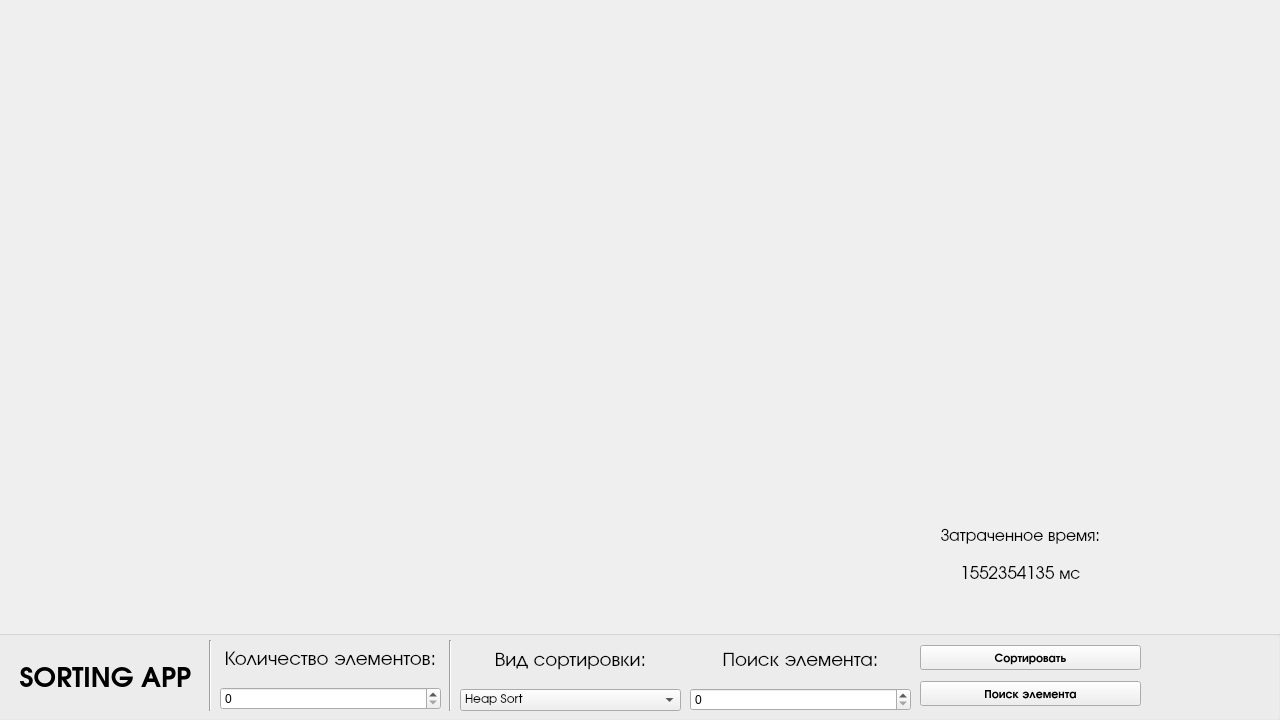
The window that LabWork_4/Task_1/mainwindow.ui (Max2772/FoA-P-2-Semester-) describes before a commit, drawn with Qt 5.
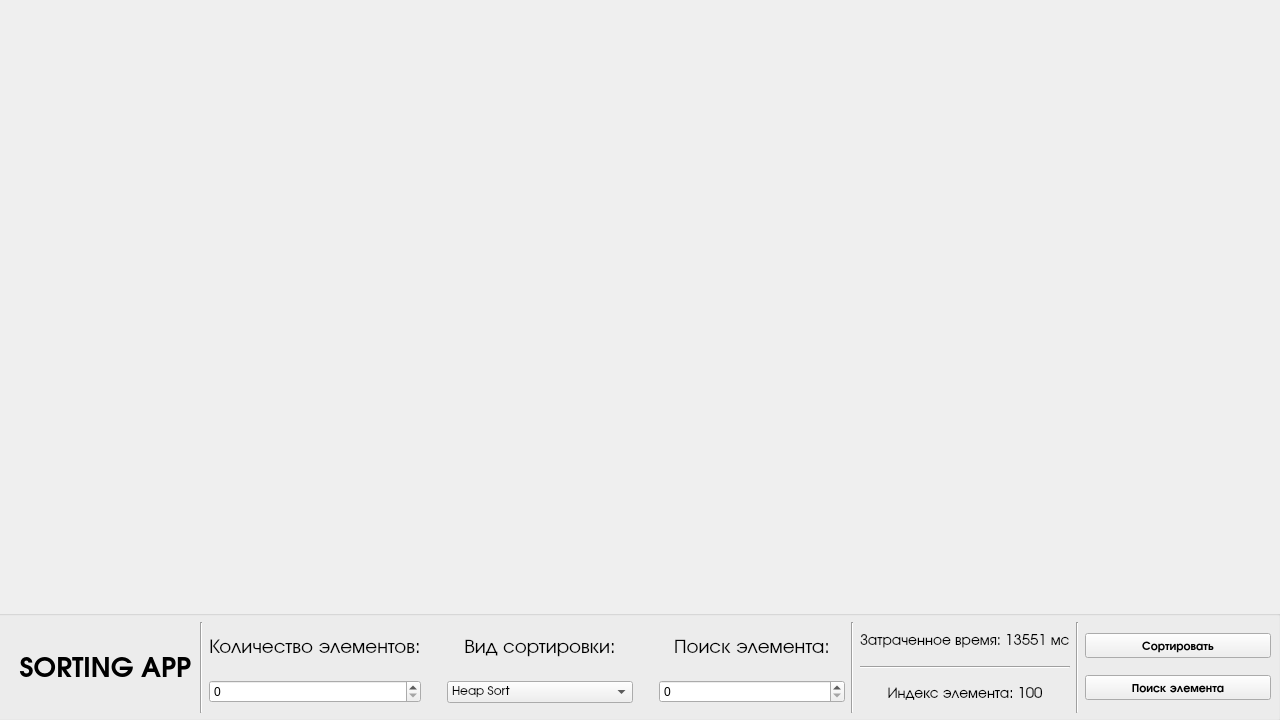
The same window after the commit. Icons and pictures are not drawn.

Commit message: Partyly finished UI for 4/1

```diff
--- a/LabWork_4/Task_1/mainwindow.ui
+++ b/LabWork_4/Task_1/mainwindow.ui
@@ -34,9 +34,9 @@
     <property name="geometry">
      <rect>
       <x>-10</x>
-      <y>630</y>
+      <y>610</y>
       <width>1291</width>
-      <height>91</height>
+      <height>111</height>
      </rect>
     </property>
     <property name="title">
@@ -46,7 +46,7 @@
      <property name="geometry">
       <rect>
        <x>15</x>
-       <y>20</y>
+       <y>30</y>
        <width>201</width>
        <height>51</height>
       </rect>
@@ -74,29 +74,28 @@
       <set>Qt::AlignCenter</set>
      </property>
     </widget>
-    <widget class="Line" name="line">
+    <widget class="QWidget" name="horizontalLayoutWidget">
      <property name="geometry">
       <rect>
        <x>210</x>
-       <y>10</y>
-       <width>20</width>
-       <height>71</height>
+       <y>12</y>
+       <width>1071</width>
+       <height>91</height>
       </rect>
      </property>
+     <layout class="QHBoxLayout" name="horizontalLayout">
+      <item>
+       <widget class="Line" name="line">
      <property name="orientation">
       <enum>Qt::Vertical</enum>
      </property>
     </widget>
-    <widget class="QWidget" name="verticalLayoutWidget">
-     <property name="geometry">
-      <rect>
-       <x>230</x>
-       <y>9</y>
-       <width>221</width>
-       <height>71</height>
-      </rect>
-     </property>
+      </item>
+      <item>
      <layout class="QVBoxLayout" name="verticalLayout">
+        <property name="bottomMargin">
+         <number>10</number>
+        </property>
       <item>
        <widget class="QLabel" name="label_2">
         <property name="font">
@@ -124,20 +123,31 @@
        </widget>
       </item>
       <item>
-       <widget class="QSpinBox" name="spinBox"/>
-      </item>
-     </layout>
-    </widget>
-    <widget class="QWidget" name="verticalLayoutWidget_2">
-     <property name="geometry">
-      <rect>
-       <x>470</x>
-       <y>10</y>
-       <width>221</width>
-       <height>71</height>
-      </rect>
-     </property>
+         <widget class="QSpinBox" name="spinBoxAmount"/>
+        </item>
+       </layout>
+      </item>
+      <item>
+       <spacer name="horizontalSpacer">
+        <property name="orientation">
+         <enum>Qt::Horizontal</enum>
+        </property>
+        <property name="sizeType">
+         <enum>QSizePolicy::Fixed</enum>
+        </property>
+        <property name="sizeHint" stdset="0">
+         <size>
+          <width>20</width>
+          <height>0</height>
+         </size>
+        </property>
+       </spacer>
+      </item>
+      <item>
      <layout class="QVBoxLayout" name="verticalLayout_2">
+        <property name="bottomMargin">
+         <number>10</number>
+        </property>
       <item>
        <widget class="QLabel" name="label_3">
         <property name="font">
@@ -191,30 +201,28 @@
        </widget>
       </item>
      </layout>
-    </widget>
-    <widget class="Line" name="line_2">
-     <property name="geometry">
-      <rect>
-       <x>450</x>
-       <y>10</y>
-       <width>20</width>
-       <height>71</height>
-      </rect>
-     </property>
+      </item>
+      <item>
+       <spacer name="horizontalSpacer_2">
      <property name="orientation">
-      <enum>Qt::Vertical</enum>
-     </property>
-    </widget>
-    <widget class="QWidget" name="verticalLayoutWidget_3">
-     <property name="geometry">
-      <rect>
-       <x>700</x>
-       <y>10</y>
-       <width>221</width>
-       <height>71</height>
-      </rect>
-     </property>
+         <enum>Qt::Horizontal</enum>
+        </property>
+        <property name="sizeType">
+         <enum>QSizePolicy::Fixed</enum>
+        </property>
+        <property name="sizeHint" stdset="0">
+         <size>
+          <width>20</width>
+          <height>0</height>
+         </size>
+        </property>
+       </spacer>
+      </item>
+      <item>
      <layout class="QVBoxLayout" name="verticalLayout_3">
+        <property name="bottomMargin">
+         <number>10</number>
+        </property>
       <item>
        <widget class="QLabel" name="label_4">
         <property name="font">
@@ -242,19 +250,89 @@
        </widget>
       </item>
       <item>
-       <widget class="QSpinBox" name="spinBox_2"/>
-      </item>
-     </layout>
-    </widget>
-    <widget class="QWidget" name="verticalLayoutWidget_4">
-     <property name="geometry">
-      <rect>
-       <x>930</x>
-       <y>10</y>
-       <width>221</width>
-       <height>71</height>
-      </rect>
-     </property>
+         <widget class="QSpinBox" name="spinBoxSearchElement"/>
+        </item>
+       </layout>
+      </item>
+      <item>
+       <widget class="Line" name="line_4">
+        <property name="orientation">
+         <enum>Qt::Vertical</enum>
+        </property>
+       </widget>
+      </item>
+      <item>
+       <layout class="QVBoxLayout" name="verticalLayout_5">
+        <item>
+         <widget class="QLabel" name="labelWastedTime">
+          <property name="font">
+           <font>
+            <family>URW Gothic</family>
+            <pointsize>11</pointsize>
+            <italic>false</italic>
+            <bold>false</bold>
+           </font>
+          </property>
+          <property name="frameShadow">
+           <enum>QFrame::Plain</enum>
+          </property>
+          <property name="lineWidth">
+           <number>5</number>
+          </property>
+          <property name="midLineWidth">
+           <number>0</number>
+          </property>
+          <property name="text">
+           <string>Затраченное время: 13551 мс</string>
+          </property>
+          <property name="alignment">
+           <set>Qt::AlignCenter</set>
+          </property>
+         </widget>
+        </item>
+        <item>
+         <widget class="Line" name="line_5">
+          <property name="orientation">
+           <enum>Qt::Horizontal</enum>
+          </property>
+         </widget>
+        </item>
+        <item>
+         <widget class="QLabel" name="labelIndexOfElement">
+          <property name="font">
+           <font>
+            <family>URW Gothic</family>
+            <pointsize>11</pointsize>
+            <bold>false</bold>
+           </font>
+          </property>
+          <property name="frameShadow">
+           <enum>QFrame::Plain</enum>
+          </property>
+          <property name="lineWidth">
+           <number>5</number>
+          </property>
+          <property name="midLineWidth">
+           <number>0</number>
+          </property>
+          <property name="text">
+           <string>Индекс элемента: 100</string>
+          </property>
+          <property name="alignment">
+           <set>Qt::AlignCenter</set>
+          </property>
+         </widget>
+        </item>
+       </layout>
+      </item>
+      <item>
+       <widget class="Line" name="line_6">
+        <property name="orientation">
+         <enum>Qt::Vertical</enum>
+        </property>
+       </widget>
+      </item>
+      <item>
      <layout class="QVBoxLayout" name="verticalLayout_4">
       <item>
        <widget class="QPushButton" name="pushButton">
@@ -283,82 +361,9 @@
        </widget>
       </item>
      </layout>
-    </widget>
-   </widget>
-   <widget class="QWidget" name="verticalLayoutWidget_5">
-    <property name="geometry">
-     <rect>
-      <x>910</x>
-      <y>520</y>
-      <width>221</width>
-      <height>71</height>
-     </rect>
-    </property>
-    <layout class="QVBoxLayout" name="verticalLayout_5">
-     <item>
-      <widget class="QLabel" name="label_6">
-       <property name="font">
-        <font>
-         <family>URW Gothic</family>
-         <pointsize>13</pointsize>
-         <bold>false</bold>
-        </font>
-       </property>
-       <property name="frameShadow">
-        <enum>QFrame::Plain</enum>
-       </property>
-       <property name="lineWidth">
-        <number>5</number>
-       </property>
-       <property name="midLineWidth">
-        <number>0</number>
-       </property>
-       <property name="text">
-        <string>Затраченное время:</string>
-       </property>
-       <property name="alignment">
-        <set>Qt::AlignCenter</set>
-       </property>
-      </widget>
-     </item>
-     <item>
-      <widget class="QLabel" name="label_7">
-       <property name="font">
-        <font>
-         <family>URW Gothic</family>
-         <pointsize>13</pointsize>
-         <bold>false</bold>
-        </font>
-       </property>
-       <property name="frameShadow">
-        <enum>QFrame::Plain</enum>
-       </property>
-       <property name="lineWidth">
-        <number>5</number>
-       </property>
-       <property name="midLineWidth">
-        <number>0</number>
-       </property>
-       <property name="text">
-        <string>1552354135 мс</string>
-       </property>
-       <property name="alignment">
-        <set>Qt::AlignCenter</set>
-       </property>
-      </widget>
      </item>
     </layout>
    </widget>
-   <widget class="QWidget" name="horizontalLayoutWidget">
-    <property name="geometry">
-     <rect>
-      <x>150</x>
-      <y>150</y>
-      <width>1071</width>
-      <height>80</height>
-     </rect>
-    </property>
-    <layout class="QHBoxLayout" name="horizontalLayout"/>
    </widget>
   </widget>
  </widget>
```
Left out of the diff: 14 changed lines with no effect on the pictures. Lines whose indentation alone changed are shown as unchanged.
